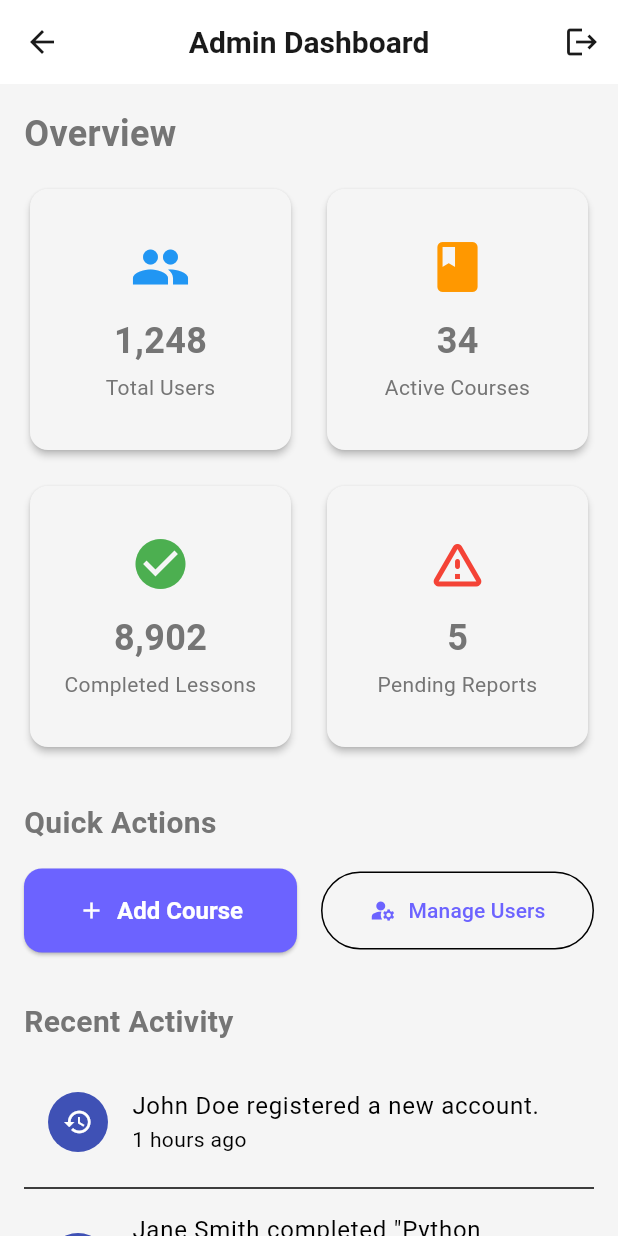
After one commit to ahadulsohag/skill_up, a Flutter app: the AdminDashboardScreen screen opened by its route, on a phone screen of 412 x 824 dp. The commit adds this screen. Run offline on Flutter 3.47's test engine with Material 3 defaults, Android fonts, the phone set to English and light mode, and no system bars; our stand-ins replace supabase_flutter; accounts and stored records are empty.

Commit message:
admin initialized

```diff
--- a/lib/features/auth/presentation/screens/login_screen.dart
+++ b/lib/features/auth/presentation/screens/login_screen.dart
@@ -27,6 +27,7 @@ class _LoginScreenState extends State<LoginScreen> {
     super.dispose();
   }
 
+  // FIXED: Role-based routing logic added here
   Future<void> _handleLogin() async {
     if (!_formKey.currentState!.validate()) return;
 
@@ -37,7 +38,12 @@ class _LoginScreenState extends State<LoginScreen> {
     );
 
     if (success && mounted) {
-      if (context.mounted) {
+      if (authProvider.isAdmin) {
+        // Route for Admin
+        // Make sure '/admin-dashboard' is in your main.dart routes map!
+        Navigator.pushReplacementNamed(context, '/admin-dashboard');
+      } else {
+        // Route for Regular Users
         Navigator.pushReplacementNamed(context, AppRoutes.main);
       }
     }
--- /dev/null
+++ b/lib/features/main/presentation/screens/admin_dashboard_screen.dart
@@ -0,0 +1,190 @@
+import 'package:flutter/material.dart';
+import 'package:provider/provider.dart';
+import 'package:skill_up/core/providers/auth_provider.dart';
+import 'package:skill_up/routes/app_routes.dart';
+
+class AdminDashboardScreen extends StatelessWidget {
+  const AdminDashboardScreen({super.key});
+
+  @override
+  Widget build(BuildContext context) {
+    return Scaffold(
+      appBar: AppBar(
+        title: const Text(
+          'Admin Dashboard',
+          style: TextStyle(fontWeight: FontWeight.bold),
+        ),
+        elevation: 0,
+        actions: [
+          IconButton(
+            icon: const Icon(Icons.logout),
+            tooltip: 'Logout',
+            onPressed: () async {
+              await context.read<AuthProvider>().signOut();
+              if (context.mounted) {
+                // Use pushNamedAndRemoveUntil to clear the entire navigation stack
+                Navigator.pushNamedAndRemoveUntil(
+                  context,
+                  AppRoutes.login,
+                  (route) => false,
+                );
+              }
+            },
+          ),
+        ],
+      ),
+      body: SingleChildScrollView(
+        padding: const EdgeInsets.all(16.0),
+        child: Column(
+          crossAxisAlignment: CrossAxisAlignment.start,
+          children: [
+            // --- Header Section ---
+            const Text(
+              'Overview',
+              style: TextStyle(fontSize: 24, fontWeight: FontWeight.bold),
+            ),
+            const SizedBox(height: 16),
+
+            // --- Stats Grid Section ---
+            GridView.count(
+              crossAxisCount: 2,
+              crossAxisSpacing: 16,
+              mainAxisSpacing: 16,
+              shrinkWrap: true,
+              physics:
+                  const NeverScrollableScrollPhysics(), // Let SingleChildScrollView handle scrolling
+              children: [
+                _buildStatCard(
+                  'Total Users',
+                  '1,248',
+                  Icons.people,
+                  Colors.blue,
+                ),
+                _buildStatCard(
+                  'Active Courses',
+                  '34',
+                  Icons.book,
+                  Colors.orange,
+                ),
+                _buildStatCard(
+                  'Completed Lessons',
+                  '8,902',
+                  Icons.check_circle,
+                  Colors.green,
+                ),
+                _buildStatCard(
+                  'Pending Reports',
+                  '5',
+                  Icons.warning_amber_rounded,
+                  Colors.red,
+                ),
+              ],
+            ),
+            const SizedBox(height: 32),
+
+            // --- Quick Actions Section ---
+            const Text(
+              'Quick Actions',
+              style: TextStyle(fontSize: 20, fontWeight: FontWeight.bold),
+            ),
+            const SizedBox(height: 16),
+            Row(
+              children: [
+                Expanded(
+                  child: ElevatedButton.icon(
+                    onPressed: () {
+                      // TODO: Navigate to Course Management
+                    },
+                    icon: const Icon(Icons.add),
+                    label: const Text('Add Course'),
+                    style: ElevatedButton.styleFrom(
+                      padding: const EdgeInsets.symmetric(vertical: 16),
+                    ),
+                  ),
+                ),
+                const SizedBox(width: 16),
+                Expanded(
+                  child: OutlinedButton.icon(
+                    onPressed: () {
+                      // TODO: Navigate to User Management
+                    },
+                    icon: const Icon(Icons.manage_accounts),
+                    label: const Text('Manage Users'),
+                    style: OutlinedButton.styleFrom(
+                      padding: const EdgeInsets.symmetric(vertical: 16),
+                    ),
+                  ),
+                ),
+              ],
+            ),
+            const SizedBox(height: 32),
+
+            // --- Recent Activity Section ---
+            const Text(
+              'Recent Activity',
+              style: TextStyle(fontSize: 20, fontWeight: FontWeight.bold),
+            ),
+            const SizedBox(height: 16),
+            ListView.separated(
+              shrinkWrap: true,
+              physics: const NeverScrollableScrollPhysics(),
+              itemCount: 5,
+              separatorBuilder: (context, index) => const Divider(),
+              itemBuilder: (context, index) {
+                // Mock data for display purposes
+                final activities = [
+                  'John Doe registered a new account.',
+                  'Jane Smith completed "Python Basics".',
+                  'New course "Advanced Flutter" was published.',
+                  'System backup completed successfully.',
+                  'Mark signed up as an Instructor.',
+                ];
+                return ListTile(
+                  leading: const CircleAvatar(
+                    backgroundColor: Colors.indigo,
+                    child: Icon(Icons.history, color: Colors.white, size: 20),
+                  ),
+                  title: Text(activities[index]),
+                  subtitle: Text('${index + 1} hours ago'),
+                );
+              },
+            ),
+          ],
+        ),
+      ),
+    );
+  }
+
+  // Helper widget to build consistent statistical cards
+  Widget _buildStatCard(
+    String title,
+    String value,
+    IconData icon,
+    Color color,
+  ) {
+    return Card(
+      elevation: 2,
+      shape: RoundedRectangleBorder(borderRadius: BorderRadius.circular(12)),
+      child: Padding(
+        padding: const EdgeInsets.all(16.0),
+        child: Column(
+          mainAxisAlignment: MainAxisAlignment.center,
+          children: [
+            Icon(icon, size: 40, color: color),
+            const SizedBox(height: 12),
+            Text(
+              value,
+              style: const TextStyle(fontSize: 24, fontWeight: FontWeight.bold),
+            ),
+            const SizedBox(height: 4),
+            Text(
+              title,
+              textAlign: TextAlign.center,
+              style: TextStyle(fontSize: 14, color: Colors.grey.shade600),
+            ),
+          ],
+        ),
+      ),
+    );
+  }
+}
--- a/lib/routes/app_routes.dart
+++ b/lib/routes/app_routes.dart
@@ -1,5 +1,7 @@
 class AppRoutes {
-  static const String login = '/';
+  // FIXED: Changed from '/' to '/login' to avoid conflict with MaterialApp's home property
+  static const String login = '/login';
+
   static const String register = '/register';
   static const String home = '/home';
   static const String main = '/main';
```
Also changed, not shown: lib/core/providers/auth_provider.dart (+28 -1 lines), lib/core/services/supabase_service.dart (+10 -0 lines), lib/main.dart (+45 -13 lines), 1 other file.
